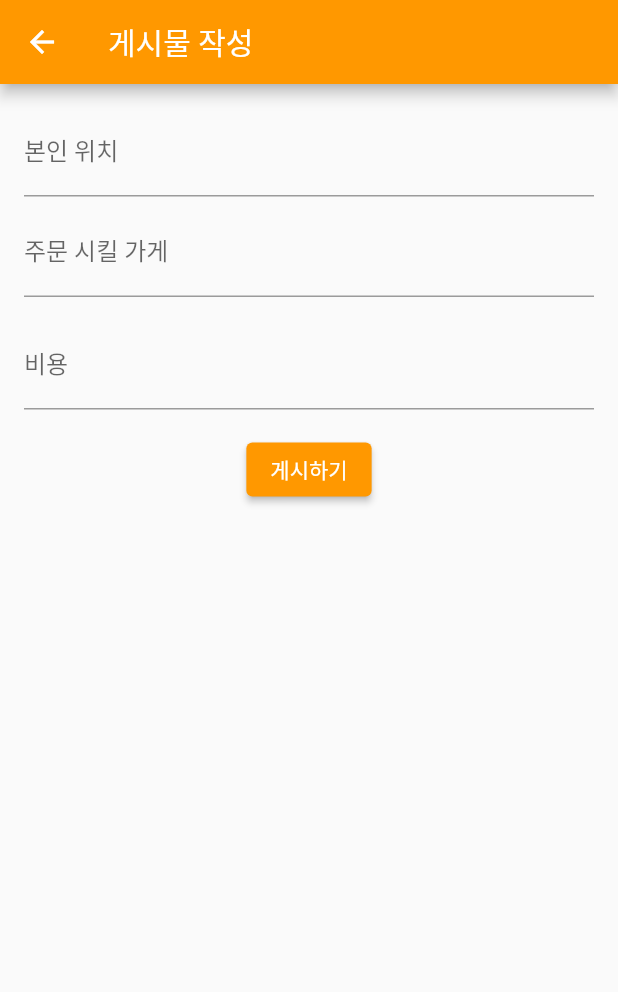
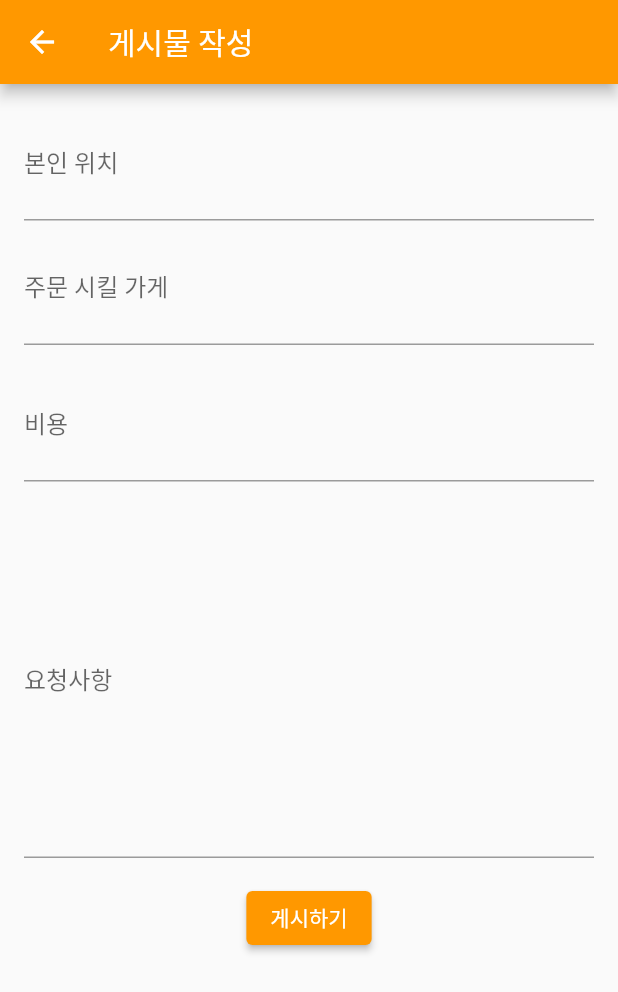
Before and after one commit to dlwlwns52/OnTheWay, a Flutter app: the NewPostScreen screen opened directly, on a phone screen of 412 x 824 dp. Shown: the top 992 px of the screen. Run offline on Flutter 3.47's test engine with Material 2 defaults, Android fonts, the phone set to English and light mode, and no system bars; our stand-ins replace auto_size_text, cloud_firestore, firebase_auth, firebase_core, flutter_secure_storage; accounts and stored records are empty.

Commit message:
23/11/12 (일) 1. 게시물 작성 필드에서 변수명 수정 및 엔터시 다음 필드로 이동, 요청 사항 칸 추가 및 너비 설정
2. '게시하기' 버튼 눌렀을때 파이어베이스에 사용자의 이메일하고 요청사항 올라가게 수정

3. 시뮬레이터 16버전 설치

```diff
--- a/lib/UiBoard.dart
+++ b/lib/UiBoard.dart
@@ -1,3 +1,4 @@
+import 'package:firebase_auth/firebase_auth.dart';
 import 'package:flutter/material.dart'; // 플러터의 머티리얼 디자인 위젯을 사용하기 위한 임포트입니다.
 import 'package:ontheway_notebook/login/login_screen.dart'; // 로그인 화면을 위한 임포트입니다.
 import 'package:cloud_firestore/cloud_firestore.dart'; // Firestore 데이터베이스를 사용하기 위한 임포트입니다.
@@ -139,7 +140,7 @@ class _BoardPageState extends State<BoardPage> {
                                   child: Padding(
                                     padding: EdgeInsets.only(right: 8.0), // 오른쪽에만 패딩을 추가합니다.
                                     child: Text(
-                                      data['title'] ?? '제목 없음',
+                                      data['my_location'] ?? '제목 없음',
                                       textAlign: TextAlign.center,
                                       style: TextStyle(fontSize: 20.0, fontWeight: FontWeight.bold),
                                     ),
@@ -148,9 +149,9 @@ class _BoardPageState extends State<BoardPage> {
                                 Expanded(
                                   // 가운데 컬럼은 그대로 둡니다.
                                   child: Text(
-                                    data['content'] ?? '내용 없음',
+                                    data['store'] ?? '내용 없음',
                                     textAlign: TextAlign.center,
-                                    style: TextStyle(fontSize: 20.0, fontWeight: FontWeight.bold),
+                                    style: TextStyle(fontSize: 20.0)
                                   ),
                                 ),
                                 Expanded(
@@ -158,7 +159,7 @@ class _BoardPageState extends State<BoardPage> {
                                   child: Padding(
                                     padding: EdgeInsets.only(left: 8.0), // 왼쪽에만 패딩을 추가합니다.
                                     child: Text(
-                                      data['content2'] ?? '추가 내용 없음',
+                                      data['cost'] ?? '추가 내용 없음',
                                       textAlign: TextAlign.center,
                                       style: TextStyle(fontSize: 20.0, fontWeight: FontWeight.bold),
                                     ),
@@ -185,9 +186,6 @@ class _BoardPageState extends State<BoardPage> {
   }
 }
 
-
-
-
 // 새 게시글을 작성하는 화면을 위한 StatefulWidget입니다.
 class NewPostScreen extends StatefulWidget {
   @override
@@ -197,17 +195,34 @@ class NewPostScreen extends StatefulWidget {
 // NewPostScreen의 상태를 관리하는 클래스입니다.
 class _NewPostScreenState extends State<NewPostScreen> {
   // 사용자 입력을 관리하기 위한 컨트롤러들입니다.
-  final TextEditingController _titleController = TextEditingController(); // 제목 입력 필드를 위한 컨트롤러입니다.
-  final TextEditingController _contentController = TextEditingController(); // 내용 입력 필드를 위한 컨트롤러입니다.
-  final TextEditingController _content2Controller = TextEditingController();
+  final TextEditingController _locationController = TextEditingController(); //사용자 위치 필드를 위한 컨트롤러입니다.
+  final TextEditingController _storeController = TextEditingController(); // 주문 시킬 가게를 위한 컨트롤러입니다.
+  final TextEditingController _costController = TextEditingController(); // 비용을 위한 컨트롤러 입니다.
+  final TextEditingController _RequestController = TextEditingController(); // 요청사항을 위한 컨트롤러 입니다.
+
+// 사용자의 이메일을 가져오는 함수입니다.
+  String? getUserEmail() {
+    final user = FirebaseAuth.instance.currentUser;
+    return user != null ? user.email : '이메일 없음';
+  }
+
   // 게시물을 업로드하는 함수입니다.
   Future<void> _uploadPost() async {
     try {
-      // Firestore의 'posts' 컬렉션에 새 문서를 추가합니다. 문서에는 입력받은 제목, 내용, 현재 날짜가 포함됩니다.
-      await FirebaseFirestore.instance.collection('posts').add({
-        'my_location': _titleController.text, // 제목 필드
-        'store': _contentController.text, // 내용 필드
-        'cost': _content2Controller.text, // 새로운 필드 추가
+      // Firestore의 'posts' 컬렉션에 새 문서를 추가합니다.
+
+      // 현재 로그인된 사용자의 이메일을 가져옵니다.
+      String? email = getUserEmail();
+
+      // 문서 이름을 'my_location' 필드와 'user_email' 필드로 설정
+      String documentName = "${_locationController.text}_${email ?? 'unknown'}";
+
+      await FirebaseFirestore.instance.collection('posts').doc(documentName).set({
+        'my_location': _locationController.text, // 제목 필드
+        'store': _storeController.text, // 내용 필드
+        'cost': _costController.text, // 새로운 필드 추가
+        'user_email': email, // 사용자 이메일 필드 추가
+        'Request' : _RequestController.text,
         'date': DateTime.now(), // 현재 날짜와 시간
       });
       // 성공적으로 업로드 후 이전 화면으로 돌아갑니다.
@@ -225,48 +240,71 @@ class _NewPostScreenState extends State<NewPostScreen> {
   // 위젯을 빌드하는 메소드입니다.
   @override
   Widget build(BuildContext context) {
+
     return Scaffold(
       appBar: AppBar(
         title: Text('게시물 작성'), // 앱 바의 타이틀을 '새 게시물 작성'으로 설정합니다.
         backgroundColor: Colors.orange,
       ),
+
       body: Padding(
         padding: EdgeInsets.all(16.0), // 전체 패딩을 설정합니다.
         child: Column(
+
           // 세로로 위젯들을 나열하기 위한 컬럼 위젯입니다.
           children: <Widget>[
 
             TextField(
-              controller: _titleController, // 제목을 입력받기 위한 텍스트 필드입니다.
+              controller: _locationController, // 제목을 입력받기 위한 텍스트 필드입니다.
               decoration: InputDecoration(
                 labelText: '본인 위치', // 라벨을 '제목'으로 설정합니다.
+                contentPadding: EdgeInsets.symmetric(vertical: 20.0),
               ),
+              textInputAction: TextInputAction.next, // 다음 필드로 이동할 수 있도록 설정
             ),
 
             SizedBox(height: 8.0), // 위젯 사이의 간격을 주기 위한 SizedBox입니다.
 
             TextField(
-              controller: _contentController, // 내용을 입력받기 위한 텍스트 필드입니다.
+              controller: _storeController, // 내용을 입력받기 위한 텍스트 필드입니다.
               decoration: InputDecoration(
-                labelText: '주문 시킬 가게', // 라벨을 '내용'으로 설정합니다.
+                labelText: '주문 시킬 가게', // 라벨을 '내용'으로 설정합니다.\
+                contentPadding: EdgeInsets.symmetric(vertical: 20.0),
               ),
+              textInputAction: TextInputAction.next, // 다음 필드로 이동할 수 있도록 설정
             ),
 
             SizedBox(height: 16.0), // 위젯 사이의 간격을 주기 위한 SizedBox입니다.
 
             TextField(
 
-              controller: _content2Controller, // 내용을 입력받기 위한 텍스트 필드입니다.
+              controller: _costController, // 내용을 입력받기 위한 텍스트 필드입니다.
               decoration: InputDecoration(
                 labelText: '비용', // 라벨을 '내용'으로 설정합니다.
+                contentPadding: EdgeInsets.symmetric(vertical: 20.0),
               ),
+              textInputAction: TextInputAction.next, // 다음 필드로 이동할 수 있도록 설정
             ),
 
               SizedBox(height: 16.0,),
 
+            TextField(
+
+              controller: _RequestController, // 내용을 입력받기 위한 텍스트 필드입니다.
+              decoration: InputDecoration(
+                labelText: '요청사항', // 라벨을 '내용'으로 설정합니다.
+                contentPadding: EdgeInsets.symmetric(vertical: 100.0),
+              ),
+              textInputAction: TextInputAction.next, // 다음 필드로 이동할 수 있도록 설정
+            ),
+
+            SizedBox(height: 16.0,),
+
+
             ElevatedButton(
               style: ElevatedButton.styleFrom(
-                backgroundColor: Colors.orange
+                backgroundColor: Colors.orange,
+
               ),
               child: Text('게시하기'), // 버튼의 텍스트를 '게시하기'로 설정합니다.
               onPressed: _uploadPost, // 버튼이 눌렸을 때 _uploadPost 함수를 실행합니다.
```
